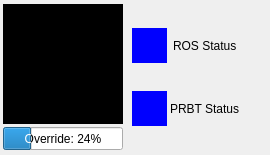
The window that pilz_status_indicator_rqt/resource/PilzStatusIndicatorRqt.ui (PilzDE/pilz_robots) describes before a commit, drawn with Qt 5.
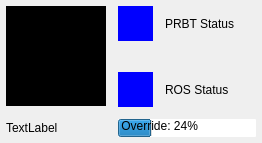
The same window after the commit.

Commit message: Incorporating Daniels Design Feddback

The edit to the form file:
```diff
--- a/pilz_status_indicator_rqt/resource/PilzStatusIndicatorRqt.ui
+++ b/pilz_status_indicator_rqt/resource/PilzStatusIndicatorRqt.ui
@@ -9,8 +9,8 @@
    <rect>
     <x>0</x>
     <y>0</y>
-    <width>270</width>
-    <height>155</height>
+    <width>262</width>
+    <height>143</height>
    </rect>
   </property>
   <property name="sizePolicy">
@@ -21,70 +21,89 @@
   </property>
   <property name="minimumSize">
    <size>
-    <width>270</width>
-    <height>155</height>
+    <width>262</width>
+    <height>143</height>
    </size>
   </property>
   <property name="maximumSize">
    <size>
-    <width>270</width>
-    <height>155</height>
+    <width>262</width>
+    <height>143</height>
    </size>
   </property>
   <property name="windowTitle">
    <string>Form</string>
   </property>
-  <layout class="QHBoxLayout" name="horizontalLayout" stretch="1,2">
-   <property name="spacing">
-    <number>3</number>
-   </property>
+  <layout class="QGridLayout" name="gridLayout">
    <property name="leftMargin">
-    <number>0</number>
+    <number>6</number>
    </property>
    <property name="topMargin">
-    <number>0</number>
+    <number>6</number>
    </property>
    <property name="rightMargin">
-    <number>0</number>
+    <number>6</number>
    </property>
    <property name="bottomMargin">
-    <number>0</number>
+    <number>6</number>
    </property>
-   <item>
-    <layout class="QVBoxLayout" name="verticalLayout" stretch="1,0">
-     <property name="spacing">
-      <number>2</number>
+   <property name="spacing">
+    <number>12</number>
+   </property>
+   <item row="0" column="0" rowspan="3">
+    <widget class="QLabel" name="labelOM">
+     <property name="sizePolicy">
+      <sizepolicy hsizetype="Fixed" vsizetype="Fixed">
+       <horstretch>1</horstretch>
+       <verstretch>1</verstretch>
+      </sizepolicy>
      </property>
-     <property name="leftMargin">
-      <number>3</number>
+     <property name="minimumSize">
+      <size>
+       <width>100</width>
+       <height>100</height>
+      </size>
      </property>
-     <property name="topMargin">
-      <number>3</number>
+     <property name="maximumSize">
+      <size>
+       <width>100</width>
+       <height>100</height>
+      </size>
      </property>
-     <property name="rightMargin">
-      <number>0</number>
+     <property name="baseSize">
+      <size>
+       <width>15</width>
+       <height>15</height>
+      </size>
      </property>
-     <property name="bottomMargin">
-      <number>3</number>
+     <property name="styleSheet">
+      <string notr="true">QLabel { background-color: black }</string>
      </property>
+     <property name="alignment">
+      <set>Qt::AlignCenter</set>
+     </property>
+    </widget>
+   </item>
+   <item row="0" column="1">
+    <layout class="QHBoxLayout" name="horizontalLayout_6">
      <item>
-      <widget class="QLabel" name="labelOM">
+      <widget class="QLabel" name="labelPRBT">
        <property name="sizePolicy">
-        <sizepolicy hsizetype="Fixed" vsizetype="Fixed">
+        <sizepolicy hsizetype="Expanding" vsizetype="Expanding">
          <horstretch>1</horstretch>
          <verstretch>1</verstretch>
         </sizepolicy>
        </property>
        <property name="minimumSize">
         <size>
-         <width>120</width>
-         <height>120</height>
+         <width>35</width>
+         <height>35</height>
         </size>
        </property>
        <property name="maximumSize">
         <size>
-         <width>120</width>
-         <height>120</height>
+         <width>35</width>
+         <height>35</height>
         </size>
        </property>
        <property name="baseSize">
@@ -94,15 +113,51 @@
         </size>
        </property>
        <property name="styleSheet">
-        <string notr="true">QLabel { background-color: black }</string>
+        <string notr="true">QLabel { background-color: blue }</string>
        </property>
-       <property name="alignment">
-        <set>Qt::AlignCenter</set>
+       <property name="text">
+        <string/>
        </property>
+       <property name="margin">
+        <number>0</number>
+       </property>
       </widget>
      </item>
      <item>
-      <widget class="QProgressBar" name="barSpeed">
+      <widget class="QLabel" name="labelPRBT_">
+       <property name="maximumSize">
+        <size>
+         <width>100</width>
+         <height>100</height>
+        </size>
+       </property>
+       <property name="text">
+        <string>PRBT Status</string>
+       </property>
+       <property name="margin">
+        <number>2</number>
+       </property>
+      </widget>
+     </item>
+    </layout>
+   </item>
+   <item row="1" column="1">
+    <spacer name="verticalSpacer">
+     <property name="orientation">
+      <enum>Qt::Vertical</enum>
+     </property>
+     <property name="sizeHint" stdset="0">
+      <size>
+       <width>20</width>
+       <height>40</height>
+      </size>
+     </property>
+    </spacer>
+   </item>
+   <item row="2" column="1">
+    <layout class="QHBoxLayout" name="horizontalLayout_5">
+     <item>
+      <widget class="QLabel" name="labelROS">
        <property name="sizePolicy">
         <sizepolicy hsizetype="Expanding" vsizetype="Expanding">
          <horstretch>1</horstretch>
@@ -111,162 +166,120 @@
        </property>
        <property name="minimumSize">
         <size>
-         <width>120</width>
-         <height>0</height>
+         <width>35</width>
+         <height>35</height>
         </size>
        </property>
        <property name="maximumSize">
         <size>
-         <width>1000</width>
-         <height>23</height>
+         <width>35</width>
+         <height>35</height>
         </size>
        </property>
-       <property name="value">
-        <number>24</number>
+       <property name="sizeIncrement">
+        <size>
+         <width>1</width>
+         <height>1</height>
+        </size>
        </property>
-       <property name="orientation">
-        <enum>Qt::Horizontal</enum>
-       </property>
-       <property name="invertedAppearance">
+       <property name="autoFillBackground">
         <bool>false</bool>
        </property>
-       <property name="format">
-        <string>Override: %p%</string>
+       <property name="styleSheet">
+        <string notr="true">QLabel { background-color: blue }</string>
        </property>
+       <property name="text">
+        <string/>
+       </property>
+       <property name="alignment">
+        <set>Qt::AlignBottom|Qt::AlignLeading|Qt::AlignLeft</set>
+       </property>
+       <property name="margin">
+        <number>0</number>
+       </property>
       </widget>
      </item>
-    </layout>
-   </item>
-   <item>
-    <layout class="QVBoxLayout" name="verticalLayout_2" stretch="0,0">
-     <property name="spacing">
-      <number>3</number>
-     </property>
-     <property name="topMargin">
-      <number>3</number>
-     </property>
-     <property name="rightMargin">
-      <number>3</number>
-     </property>
-     <property name="bottomMargin">
-      <number>3</number>
-     </property>
      <item>
-      <layout class="QHBoxLayout" name="horizontalLayout_3">
-       <property name="spacing">
-        <number>6</number>
+      <widget class="QLabel" name="labelROS_">
+       <property name="maximumSize">
+        <size>
+         <width>100</width>
+         <height>16777215</height>
+        </size>
        </property>
-       <property name="leftMargin">
-        <number>6</number>
+       <property name="text">
+        <string>ROS Status</string>
        </property>
-       <item>
-        <widget class="QLabel" name="labelROS">
-         <property name="sizePolicy">
-          <sizepolicy hsizetype="Expanding" vsizetype="Expanding">
-           <horstretch>1</horstretch>
-           <verstretch>1</verstretch>
-          </sizepolicy>
-         </property>
-         <property name="minimumSize">
-          <size>
-           <width>35</width>
-           <height>35</height>
-          </size>
-         </property>
-         <property name="maximumSize">
-          <size>
-           <width>35</width>
-           <height>35</height>
-          </size>
-         </property>
-         <property name="sizeIncrement">
-          <size>
-           <width>1</width>
-           <height>1</height>
-          </size>
-         </property>
-         <property name="autoFillBackground">
-          <bool>false</bool>
-         </property>
-         <property name="styleSheet">
-          <string notr="true">QLabel { background-color: blue }</string>
-         </property>
-         <property name="text">
-          <string/>
-         </property>
-         <property name="margin">
-          <number>5</number>
-         </property>
-        </widget>
-       </item>
-       <item>
-        <widget class="QLabel" name="labelROS_">
-         <property name="text">
-          <string>ROS Status</string>
-         </property>
-         <property name="margin">
-          <number>1</number>
-         </property>
-        </widget>
-       </item>
-      </layout>
-     </item>
-     <item>
-      <layout class="QHBoxLayout" name="horizontalLayout_2">
-       <property name="leftMargin">
-        <number>6</number>
+       <property name="margin">
+        <number>2</number>
        </property>
-       <item>
-        <widget class="QLabel" name="labelPRBT">
-         <property name="sizePolicy">
-          <sizepolicy hsizetype="Expanding" vsizetype="Expanding">
-           <horstretch>1</horstretch>
-           <verstretch>1</verstretch>
-          </sizepolicy>
-         </property>
-         <property name="minimumSize">
-          <size>
-           <width>35</width>
-           <height>35</height>
-          </size>
-         </property>
-         <property name="maximumSize">
-          <size>
-           <width>35</width>
-           <height>35</height>
-          </size>
-         </property>
-         <property name="sizeIncrement">
-          <size>
-           <width>1</width>
-           <height>1</height>
-          </size>
-         </property>
-         <property name="styleSheet">
-          <string notr="true">QLabel { background-color: blue }</string>
-         </property>
-         <property name="text">
-          <string/>
-         </property>
-         <property name="margin">
-          <number>5</number>
-         </property>
-        </widget>
-       </item>
-       <item>
-        <widget class="QLabel" name="labelPRBT_">
-         <property name="text">
-          <string>PRBT Status</string>
-         </property>
-         <property name="margin">
-          <number>1</number>
-         </property>
-        </widget>
-       </item>
-      </layout>
+      </widget>
      </item>
     </layout>
    </item>
+   <item row="3" column="0">
+    <widget class="QLabel" name="labelOM_text">
+     <property name="minimumSize">
+      <size>
+       <width>100</width>
+       <height>0</height>
+      </size>
+     </property>
+     <property name="maximumSize">
+      <size>
+       <width>120</width>
+       <height>16777215</height>
+      </size>
+     </property>
+     <property name="lineWidth">
+      <number>0</number>
+     </property>
+     <property name="text">
+      <string>TextLabel</string>
+     </property>
+     <property name="margin">
+      <number>0</number>
+     </property>
+    </widget>
+   </item>
+   <item row="3" column="1">
+    <widget class="QProgressBar" name="barSpeed">
+     <property name="sizePolicy">
+      <sizepolicy hsizetype="Expanding" vsizetype="Expanding">
+       <horstretch>1</horstretch>
+       <verstretch>1</verstretch>
+      </sizepolicy>
+     </property>
+     <property name="minimumSize">
+      <size>
+       <width>100</width>
+       <height>0</height>
+      </size>
+     </property>
+     <property name="maximumSize">
+      <size>
+       <width>150</width>
+       <height>23</height>
+      </size>
+     </property>
+     <property name="styleSheet">
+      <string notr="true">QProgressBar{border-radius: 1px;},
+QProgressBar::chunk {border-radius: 1px;}</string>
+     </property>
+     <property name="value">
+      <number>24</number>
+     </property>
+     <property name="orientation">
+      <enum>Qt::Horizontal</enum>
+     </property>
+     <property name="invertedAppearance">
+      <bool>false</bool>
+     </property>
+     <property name="format">
+      <string> Override: %p%</string>
+     </property>
+    </widget>
+   </item>
   </layout>
  </widget>
  <resources/>
```
Left out of the diff: 6 changed lines with no effect on the pictures. The commit also changes 1 other file.
